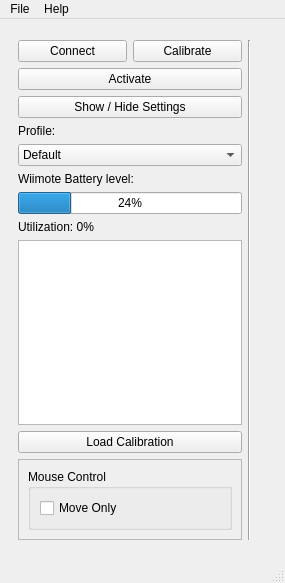
pnegre/python-whiteboard, file stuff/mainwindow.ui: the form before one commit.
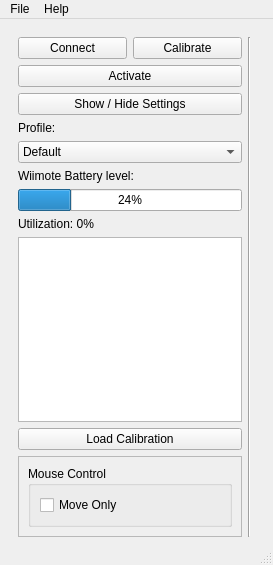
The form after the commit.

Commit message: Minor adjustements to mainwindow

Diff of the .ui file:
```diff
--- a/stuff/mainwindow.ui
+++ b/stuff/mainwindow.ui
@@ -6,10 +6,28 @@
    <rect>
     <x>0</x>
     <y>0</y>
-    <width>285</width>
-    <height>583</height>
+    <width>273</width>
+    <height>565</height>
    </rect>
   </property>
+  <property name="sizePolicy">
+   <sizepolicy hsizetype="Minimum" vsizetype="Minimum">
+    <horstretch>0</horstretch>
+    <verstretch>0</verstretch>
+   </sizepolicy>
+  </property>
+  <property name="minimumSize">
+   <size>
+    <width>273</width>
+    <height>565</height>
+   </size>
+  </property>
+  <property name="maximumSize">
+   <size>
+    <width>709</width>
+    <height>565</height>
+   </size>
+  </property>
   <property name="windowTitle">
    <string>MainWindow</string>
   </property>
@@ -224,8 +242,8 @@
     <rect>
      <x>0</x>
      <y>0</y>
-     <width>285</width>
-     <height>25</height>
+     <width>273</width>
+     <height>20</height>
     </rect>
    </property>
    <widget class="QMenu" name="menuFile">
```
Left out of the diff: 2 changed lines with no effect on the pictures.
